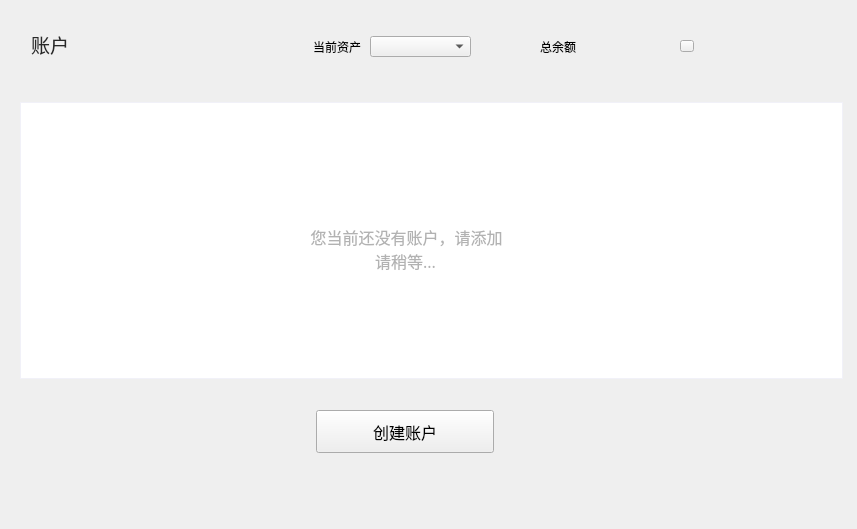
cdcchain/cdc-wallet-qt, file mainpage.ui: the form before one commit.
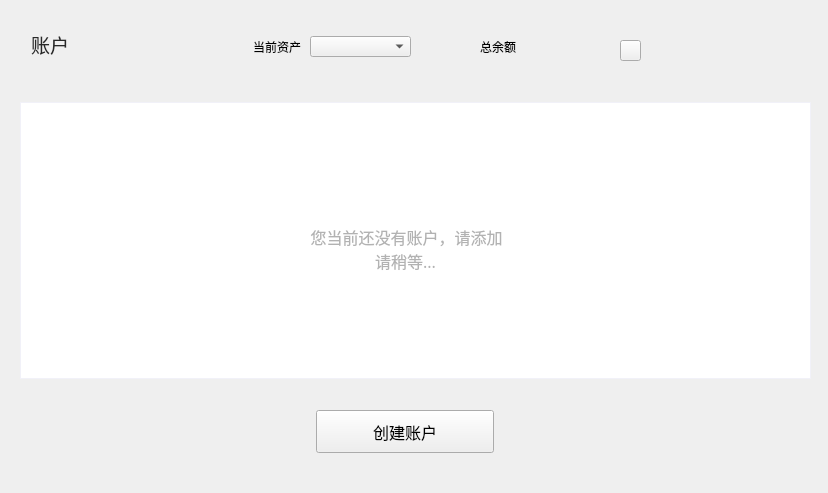
The form after the commit.

Commit message: Show refresh button

```diff
--- a/mainpage.ui
+++ b/mainpage.ui
@@ -6,8 +6,8 @@
    <rect>
     <x>0</x>
     <y>0</y>
-    <width>857</width>
-    <height>529</height>
+    <width>828</width>
+    <height>493</height>
    </rect>
   </property>
   <property name="font">
@@ -50,7 +50,7 @@
   <widget class="QLabel" name="totalBalanceLabel">
    <property name="geometry">
     <rect>
-     <x>594</x>
+     <x>534</x>
      <y>33</y>
      <width>71</width>
      <height>30</height>
@@ -75,7 +75,7 @@
   <widget class="QLabel" name="label">
    <property name="geometry">
     <rect>
-     <x>515</x>
+     <x>455</x>
      <y>36</y>
      <width>61</width>
      <height>21</height>
@@ -130,7 +130,7 @@
     <rect>
      <x>20</x>
      <y>102</y>
-     <width>823</width>
+     <width>791</width>
      <height>277</height>
     </rect>
    </property>
@@ -307,10 +307,10 @@
   <widget class="QToolButton" name="scanBtn">
    <property name="geometry">
     <rect>
-     <x>680</x>
+     <x>620</x>
      <y>40</y>
-     <width>14</width>
-     <height>12</height>
+     <width>21</width>
+     <height>21</height>
     </rect>
    </property>
    <property name="cursor">
@@ -323,10 +323,10 @@
   <widget class="QLabel" name="scanLabel">
    <property name="geometry">
     <rect>
-     <x>679</x>
-     <y>38</y>
-     <width>16</width>
-     <height>16</height>
+     <x>614</x>
+     <y>34</y>
+     <width>21</width>
+     <height>21</height>
     </rect>
    </property>
    <property name="cursor">
@@ -339,7 +339,7 @@
   <widget class="QComboBox" name="assetComboBox">
    <property name="geometry">
     <rect>
-     <x>370</x>
+     <x>310</x>
      <y>36</y>
      <width>101</width>
      <height>21</height>
@@ -349,7 +349,7 @@
   <widget class="QLabel" name="label_2">
    <property name="geometry">
     <rect>
-     <x>280</x>
+     <x>220</x>
      <y>36</y>
      <width>81</width>
      <height>21</height>
```
The commit also changes 2 other files.
